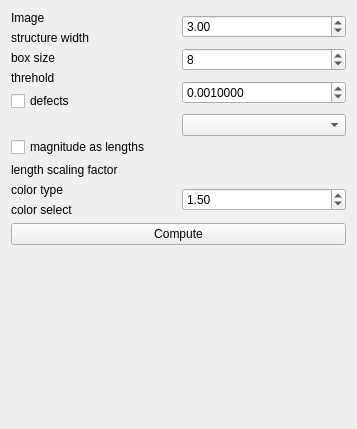
The window that src/orientationfield/wid.ui (ChrisMzz/OrientationField) describes before a commit, drawn with Qt 5.
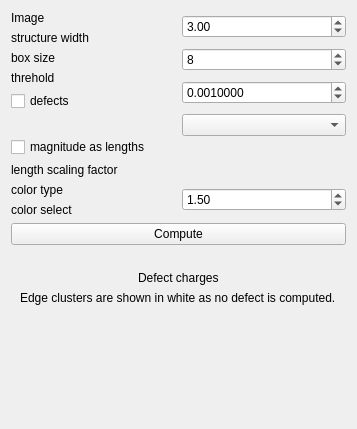
The same window after the commit.

What changed in the file:
```diff
--- a/src/orientationfield/wid.ui
+++ b/src/orientationfield/wid.ui
@@ -130,6 +130,36 @@
        </property>
       </widget>
      </item>
+     <item>
+      <spacer name="verticalSpacer_4">
+       <property name="orientation">
+        <enum>Qt::Vertical</enum>
+       </property>
+       <property name="sizeType">
+        <enum>QSizePolicy::Fixed</enum>
+       </property>
+       <property name="sizeHint" stdset="0">
+        <size>
+         <width>10</width>
+         <height>20</height>
+        </size>
+       </property>
+      </spacer>
+     </item>
+     <item alignment="Qt::AlignHCenter">
+      <widget class="QLabel" name="label_8">
+       <property name="text">
+        <string>Defect charges</string>
+       </property>
+      </widget>
+     </item>
+     <item alignment="Qt::AlignHCenter">
+      <widget class="QLabel" name="label_9">
+       <property name="text">
+        <string>Edge clusters are shown in white as no defect is computed.</string>
+       </property>
+      </widget>
+     </item>
      <item>
       <spacer name="verticalSpacer_7">
        <property name="orientation">
```
